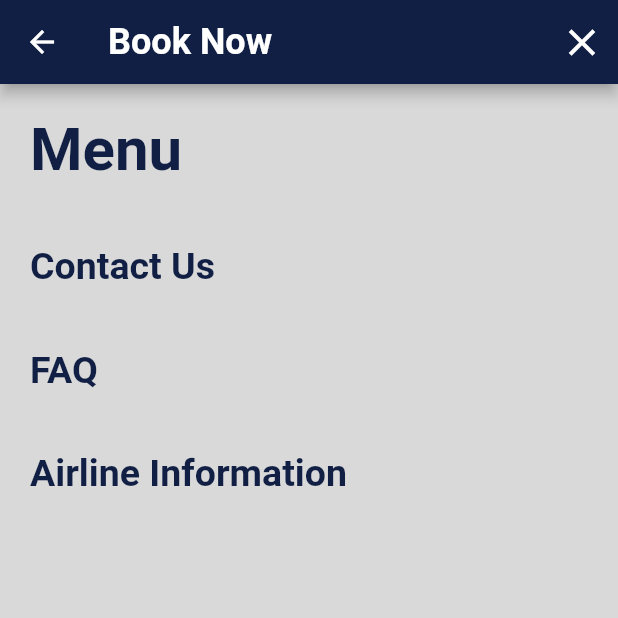
After one commit to talhanaeem347/book_now, a Flutter app: the MenuScreen screen opened directly, on a phone screen of 412 x 824 dp, the top half of it. The commit adds this screen. Run offline on Flutter 3.47's test engine with Material 2 defaults, Android fonts, the light colour scheme and no system bars; our stand-ins replace bloc, cloud_firestore, connectivity_plus, email_validator, equatable, firebase_auth and 2 more; accounts and stored records are empty.

Commit message:
menue screen is complete

```diff
--- a/lib/app_constants/app_strings.dart
+++ b/lib/app_constants/app_strings.dart
@@ -17,6 +17,10 @@ class AppStrings{
   static String get login => "Login";
   static String get logout => "Logout";
   static String get wantToRegister => "do you want to register?";
+  static String get menu => "Menu";
+  static String get contactUs => "Contact Us";
+  static String get faq => "FAQ";
+  static String get airLineInformation => "Airline Information";
 
 
 }
--- /dev/null
+++ b/lib/bloc/menu/menu_bloc.dart
@@ -0,0 +1,20 @@
+import 'dart:async';
+
+import 'package:bloc/bloc.dart';
+import 'package:equatable/equatable.dart';
+
+part 'menu_event.dart';
+part 'menu_state.dart';
+
+class MenuBloc extends Bloc<MenuEvent, MenuState> {
+  MenuBloc() : super(MenuInitial()) {
+    on<MenuEvent>((event, emit) {
+      if(event is OpenMenu){
+        emit(MenuOpen());
+      }else if(event is CloseMenu){
+        emit(MenuClose());
+      }
+      // TODO: implement event handler
+    });
+  }
+}
--- /dev/null
+++ b/lib/bloc/menu/menu_event.dart
@@ -0,0 +1,11 @@
+part of 'menu_bloc.dart';
+
+abstract class MenuEvent extends Equatable {
+  const MenuEvent();
+  @override
+  List<Object> get props => [];
+}
+
+class OpenMenu extends MenuEvent {}
+
+class CloseMenu extends MenuEvent {}
--- /dev/null
+++ b/lib/bloc/menu/menu_state.dart
@@ -0,0 +1,20 @@
+part of 'menu_bloc.dart';
+
+abstract class MenuState extends Equatable {
+  const MenuState();
+}
+
+class MenuInitial extends MenuState {
+  @override
+  List<Object> get props => [];
+}
+
+class MenuOpen extends MenuState {
+  @override
+  List<Object> get props => [];
+}
+
+class MenuClose extends MenuState {
+  @override
+  List<Object> get props => [];
+}
--- a/lib/main.dart
+++ b/lib/main.dart
@@ -10,6 +10,7 @@ import 'package:flutter/material.dart';
 import 'package:firebase_core/firebase_core.dart';
 import 'package:flutter_bloc/flutter_bloc.dart';
 import 'firebase_options.dart';
+import 'ui/Screens/menu_screen.dart';
 
 void main() async {
   WidgetsFlutterBinding.ensureInitialized();
@@ -84,16 +85,17 @@ class _MyHomePageState extends State<MyHomePage> {
                 return const LoadingScreen();
               }
               if (authState is Authenticated) {
-                return  Scaffold(
-                  body: Center(
-                    child: TextButton(
-                        onPressed: ()
-                        {
-                          FirebaseAuth.instance.signOut();
-                        },
-                        child: const Text('Connected')),
-                  ),
-                );
+               return const MenuScreen();
+                // return  Scaffold(
+                //   body: Center(
+                //     child: TextButton(
+                //         onPressed: ()
+                //         {
+                //           FirebaseAuth.instance.signOut();
+                //         },
+                //         child: const Text('Connected')),
+                //   ),
+                // );
               }
               if (authState is Unauthenticated) {
                 return LogInScreen(userRepository:_userRepository);
--- /dev/null
+++ b/lib/ui/Screens/menu_screen.dart
@@ -0,0 +1,80 @@
+import 'package:book_now/app_constants/app_colors.dart';
+import 'package:book_now/app_constants/app_padding.dart';
+import 'package:book_now/app_constants/app_strings.dart';
+import 'package:book_now/app_constants/app_text_style.dart';
+import 'package:book_now/bloc/menu/menu_bloc.dart';
+import 'package:book_now/ui/custom/custom_appbar.dart';
+import 'package:flutter/material.dart';
+import 'package:flutter_bloc/flutter_bloc.dart';
+
+class MenuScreen extends StatelessWidget {
+  const MenuScreen({super.key});
+
+  MenuBloc _menuBloc(BuildContext context) =>
+      BlocProvider.of<MenuBloc>(context);
+
+  @override
+  Widget build(BuildContext context) {
+    return BlocProvider(
+      create: (context) => MenuBloc(),
+      child: BlocBuilder<MenuBloc, MenuState>(
+        builder: (context, state) {
+          if (state is MenuInitial) {
+            _menuBloc(context).add(OpenMenu());
+            return Container();
+          }
+          else if (state is MenuOpen) {
+            return Scaffold(
+              appBar: customAppBar(context,
+                  title: AppStrings.appName, icon: Icons.close, onPressed: () {
+                    _menuBloc(context).add(CloseMenu());
+                  }),
+              backgroundColor: AppColor.lightGrey,
+              body: Column(
+                crossAxisAlignment: CrossAxisAlignment.start,
+                children: [
+                  Container(
+                      padding: const EdgeInsets.all(AppPadding.large),
+                      child: Text(
+                        AppStrings.menu,
+                        style: AppStyle.headingStyle.copyWith(
+                            color: AppColor.blue,
+                            fontSize: AppPadding.large * 2),
+                      )),
+                  Container(
+                      padding: const EdgeInsets.all(AppPadding.large),
+                      child: Text(
+                        AppStrings.contactUs,
+                        style: AppStyle.headingStyle.copyWith(
+                            color: AppColor.blue,
+                            fontSize: AppPadding.extraLarge),
+                      )),
+                  Container(
+                      padding: const EdgeInsets.all(AppPadding.large),
+                      child: Text(
+                        AppStrings.faq,
+                        style: AppStyle.headingStyle.copyWith(
+                            color: AppColor.blue,
+                            fontSize: AppPadding.extraLarge),
+                      )),
+                  Container(
+                      padding: const EdgeInsets.all(AppPadding.large),
+                      child: Text(
+                        AppStrings.airLineInformation,
+                        style: AppStyle.headingStyle.copyWith(
+                            color: AppColor.blue,
+                            fontSize: AppPadding.extraLarge),
+                      )),
+                ],
+              ),
+            );
+          }
+           if (state is MenuClose) {
+             Navigator.pop(context);
+          }
+          return Container();
+        },
+      ),
+    );
+  }
+}
--- /dev/null
+++ b/lib/ui/custom/custom_appbar.dart
@@ -0,0 +1,20 @@
+import 'package:book_now/app_constants/app_colors.dart';
+import 'package:book_now/app_constants/app_strings.dart';
+import 'package:book_now/app_constants/app_text_style.dart';
+import 'package:flutter/cupertino.dart';
+import 'package:flutter/material.dart';
+
+PreferredSizeWidget customAppBar(BuildContext context, {required String title, required IconData icon, void Function()? onPressed}) {
+  return AppBar(
+      backgroundColor: AppColor.blue,
+      title:  Text(AppStrings.appName,style: AppStyle.headingStyle.copyWith(color: AppColor.white),),
+
+  actions: [
+  IconButton(
+  onPressed: onPressed,
+  icon: Icon(icon, color: AppColor.white, size: 30,),
+  ),
+
+  ],
+  );
+}
```
Also changed, not shown: 1 other file.
